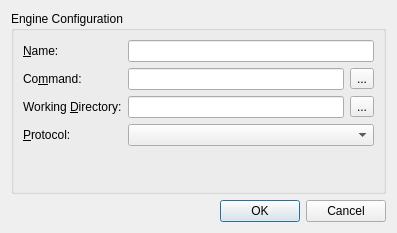
The window that projects/gui/ui/engineconfigdlg.ui (cutechess/cutechess) describes before a commit, drawn with Qt 5.
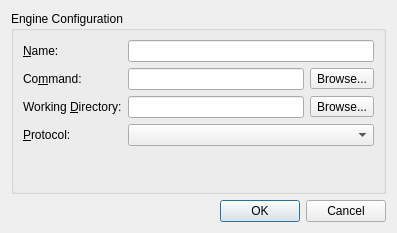
The same window after the commit.

Commit message: Rename '...' buttons to 'Browse...' as required by many HIGs.

The edit to the form file:
```diff
--- a/projects/gui/ui/engineconfigdlg.ui
+++ b/projects/gui/ui/engineconfigdlg.ui
@@ -67,7 +67,7 @@
             <item>
              <widget class="QToolButton" name="m_browseCmdBtn" >
               <property name="text" >
-               <string>...</string>
+               <string>Browse...</string>
               </property>
              </widget>
             </item>
@@ -94,7 +94,7 @@
                <string>Browse working directory.</string>
               </property>
               <property name="text" >
-               <string>...</string>
+               <string>Browse...</string>
               </property>
              </widget>
             </item>
```
